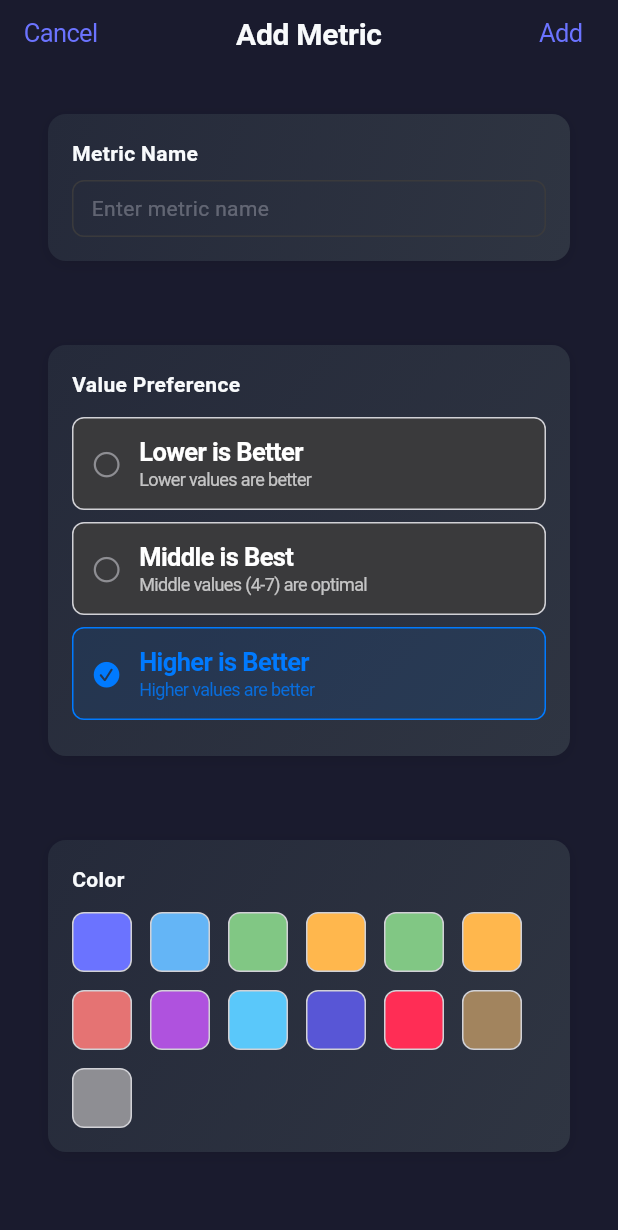
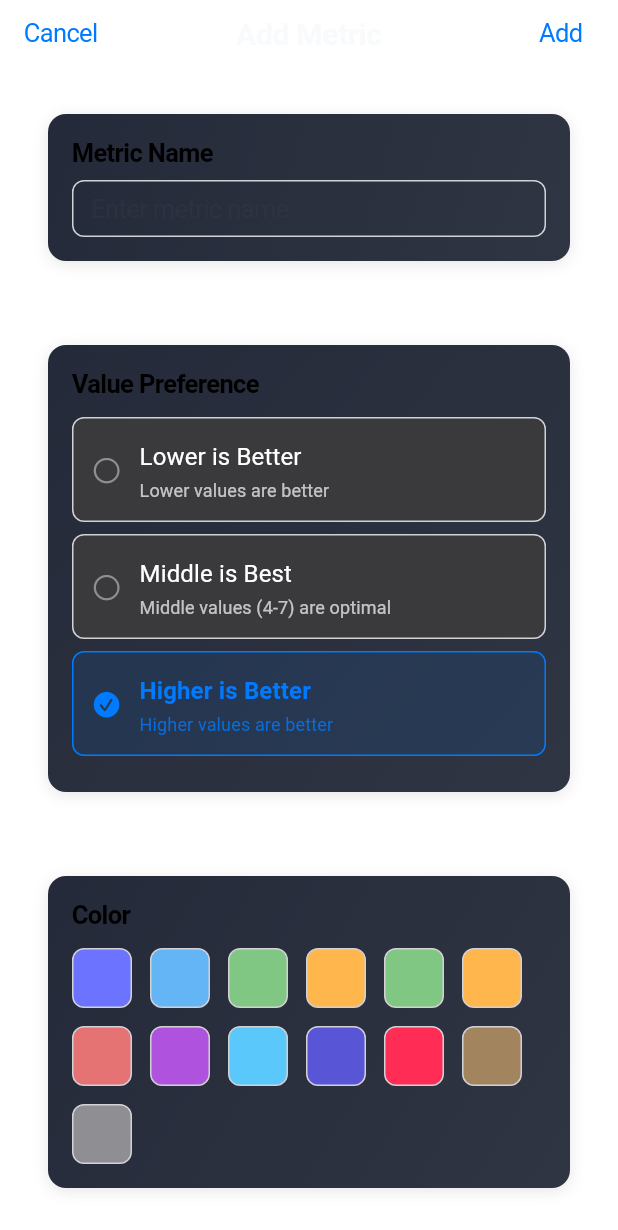
Before and after one commit to ethanp/health-notes-app, a Flutter app: the MetricEditScreen screen opened directly, on a phone screen of 412 x 824 dp. Shown: the top 1230 px of the screen. Run offline on Flutter 3.47's test engine with Material 3 defaults, Android fonts, the phone set to English and light mode, and no system bars; our stand-ins replace connectivity_plus, fl_chart, flutter_dotenv, flutter_riverpod, flutter_staggered_animations, freezed_annotation and 5 more; missing offline and left inert: stemmer; accounts and stored records are empty; generated files the repository leaves out were written again.

Commit message:
Cleanup: color scheme

```diff
--- a/lib/screens/metric_edit_screen.dart
+++ b/lib/screens/metric_edit_screen.dart
@@ -2,6 +2,7 @@ import 'package:flutter/cupertino.dart';
 import 'package:flutter_riverpod/flutter_riverpod.dart';
 import 'package:health_notes/models/check_in_metric.dart';
 import 'package:health_notes/providers/check_in_metrics_provider.dart';
+import 'package:health_notes/theme/app_theme.dart';
 import 'package:health_notes/widgets/enhanced_ui_components.dart';
 
 class MetricEditScreen extends ConsumerStatefulWidget {
@@ -115,7 +116,7 @@ class _MetricEditScreenState extends ConsumerState<MetricEditScreen> {
             ).textTheme.textStyle.copyWith(fontWeight: FontWeight.w600),
           ),
           const SizedBox(height: 12),
-          ...MetricType.values.map((type) => typeOption(type)),
+          ...MetricType.values.map(typeOption),
         ],
       ),
     );
@@ -171,26 +172,26 @@ class _MetricEditScreenState extends ConsumerState<MetricEditScreen> {
                   children: [
                     Text(
                       _getMetricTypeDisplayName(type),
-                      style: CupertinoTheme.of(context).textTheme.textStyle
-                          .copyWith(
-                            fontWeight: FontWeight.w600,
-                            color: isSelected
-                                ? CupertinoColors.systemBlue
-                                : CupertinoColors.white,
-                          ),
+                      style: isSelected
+                          ? AppTypography.bodyMediumSemiboldBlue
+                          : AppTypography.bodyMediumWhite,
                     ),
                     const SizedBox(height: 2),
                     Text(
                       type.description,
-                      style: CupertinoTheme.of(context).textTheme.textStyle
-                          .copyWith(
-                            color: isSelected
-                                ? CupertinoColors.systemBlue.withValues(
-                                    alpha: 0.8,
-                                  )
-                                : CupertinoColors.white.withValues(alpha: 0.7),
-                            fontSize: 12,
-                          ),
+                      style: isSelected
+                          ? AppTypography.bodySmall.copyWith(
+                              color: CupertinoColors.systemBlue.withValues(
+                                alpha: 0.8,
+                              ),
+                              fontSize: 12,
+                            )
+                          : AppTypography.bodySmall.copyWith(
+                              color: CupertinoColors.white.withValues(
+                                alpha: 0.7,
+                              ),
+                              fontSize: 12,
+                            ),
                     ),
                   ],
                 ),
@@ -217,9 +218,7 @@ class _MetricEditScreenState extends ConsumerState<MetricEditScreen> {
           Wrap(
             spacing: 12,
             runSpacing: 12,
-            children: MetricColorPalette.colors
-                .map((color) => colorOption(color))
-                .toList(),
+            children: MetricColorPalette.colors.map(colorOption).toList(),
           ),
         ],
       ),
@@ -270,9 +269,7 @@ class _MetricEditScreenState extends ConsumerState<MetricEditScreen> {
           Wrap(
             spacing: 12,
             runSpacing: 12,
-            children: MetricIconPalette.icons
-                .map((icon) => iconOption(icon))
-                .toList(),
+            children: MetricIconPalette.icons.map(iconOption).toList(),
           ),
         ],
       ),
--- a/lib/theme/app_theme.dart
+++ b/lib/theme/app_theme.dart
@@ -135,9 +135,70 @@ class AppTypography {
     letterSpacing: 0.1,
   );
 
-  // Hierarchical text style variations
+  // Navigation and system UI
+  static TextStyle get navTitleTextStyle => const TextStyle(
+    fontSize: 18,
+    fontWeight: FontWeight.w600,
+    color: AppColors.textPrimary,
+    height: 1.3,
+    letterSpacing: 0.1,
+  );
+
+  static TextStyle get baseTextStyle => const TextStyle(
+    fontSize: 16,
+    fontWeight: FontWeight.normal,
+    color: AppColors.textPrimary,
+    height: 1.5,
+    letterSpacing: 0.1,
+  );
+
+  // System UI color variants (commonly used)
+  static TextStyle get bodySmallSystemGrey =>
+      bodySmall.copyWith(color: CupertinoColors.systemGrey);
+
+  static TextStyle get bodyMediumSystemGrey =>
+      bodyMedium.copyWith(color: CupertinoColors.systemGrey);
+
+  static TextStyle get bodySmallSystemGreySemibold =>
+      bodySmallSystemGrey.copyWith(fontWeight: FontWeight.w600);
+
+  static TextStyle get bodyMediumSystemGreySemibold =>
+      bodyMediumSystemGrey.copyWith(fontWeight: FontWeight.w600);
+
+  // White text variants (for dark backgrounds)
+  static TextStyle get bodySmallWhite =>
+      bodySmall.copyWith(color: CupertinoColors.white);
+
+  static TextStyle get bodyMediumWhite =>
+      bodyMedium.copyWith(color: CupertinoColors.white);
+
+  static TextStyle get bodyMediumWhiteSemibold =>
+      bodyMediumWhite.copyWith(fontWeight: FontWeight.w600);
+
   static TextStyle get headlineSmallWhite =>
-      headlineSmall.copyWith(color: CupertinoColors.white, fontSize: 18);
+      headlineSmall.copyWith(color: CupertinoColors.white);
+
+  // Tertiary color variants (muted text)
+  static TextStyle get bodySmallTertiary =>
+      bodySmall.copyWith(color: AppColors.textTertiary);
+
+  static TextStyle get bodyMediumTertiary =>
+      bodyMedium.copyWith(color: AppColors.textTertiary);
+
+  // Semibold weight variants
+  static TextStyle get bodyMediumSemibold =>
+      bodyMedium.copyWith(fontWeight: FontWeight.w600);
+
+  static TextStyle get bodyMediumSemiboldBlue =>
+      bodyMediumSemibold.copyWith(color: CupertinoColors.systemBlue);
+
+  // Bold variants
+  static TextStyle get bodySmallWhiteBold =>
+      bodySmallWhite.copyWith(fontWeight: FontWeight.bold);
+
+  // Additional essential variants (commonly used)
+  static TextStyle get bodyLargeSecondary =>
+      bodyLarge.copyWith(color: AppColors.textSecondary);
 
   static TextStyle get bodyMediumPrimary =>
       bodyMedium.copyWith(color: AppColors.textPrimary);
@@ -145,65 +206,20 @@ class AppTypography {
   static TextStyle get bodySmallSecondary =>
       bodySmall.copyWith(color: AppColors.textSecondary);
 
-  static TextStyle get bodySmallTertiary =>
-      bodySmall.copyWith(color: AppColors.textTertiary);
+  static TextStyle get bodySmallPrimary =>
+      bodySmall.copyWith(color: AppColors.textPrimary);
 
   static TextStyle get labelLargePrimary =>
       labelLarge.copyWith(color: AppColors.textPrimary);
 
-  static TextStyle get bodyLargePrimary =>
-      bodyLarge.copyWith(color: AppColors.textPrimary);
-
-  static TextStyle get captionQuaternary =>
-      caption.copyWith(color: AppColors.textQuaternary);
-
-  static TextStyle get labelMediumPrimary =>
-      labelMedium.copyWith(color: AppColors.textPrimary);
-
-  static TextStyle get bodyMediumSecondary =>
-      bodyMedium.copyWith(color: AppColors.textSecondary);
-
-  static TextStyle get bodyMediumTertiary =>
-      bodyMedium.copyWith(color: AppColors.textTertiary);
-
   static TextStyle get labelMediumWhite =>
       labelMedium.copyWith(color: CupertinoColors.white);
 
-  static TextStyle get bodySmallWhite =>
-      bodySmall.copyWith(color: CupertinoColors.white);
+  static TextStyle get labelMediumSecondary =>
+      labelMedium.copyWith(color: AppColors.textSecondary);
 
-  static TextStyle get bodySmallSystemGrey =>
-      bodySmall.copyWith(color: CupertinoColors.systemGrey);
-
-  static TextStyle get bodyMediumSemibold =>
-      bodyMedium.copyWith(fontWeight: FontWeight.w600);
-
-  static TextStyle get bodySmallPrimary =>
-      bodySmall.copyWith(color: AppColors.textPrimary);
-
-  static TextStyle get bodyMediumQuaternary =>
-      bodyMedium.copyWith(color: AppColors.textQuaternary);
-
-  static TextStyle get labelSmallWhite =>
-      labelSmall.copyWith(color: CupertinoColors.white);
-
-  static TextStyle get labelLargeWhite =>
-      labelLarge.copyWith(color: CupertinoColors.white);
-
-  static TextStyle get bodySmallSystemGreySemibold =>
-      bodySmallSystemGrey.copyWith(fontWeight: FontWeight.w500);
-
-  static TextStyle get bodyMediumWhiteSemibold =>
-      bodyMediumWhite.copyWith(fontWeight: FontWeight.w600);
-
-  static TextStyle get buttonPrimaryBold =>
-      buttonPrimary.copyWith(fontWeight: FontWeight.bold);
-
-  static TextStyle get buttonPrimaryBoldSmall =>
-      buttonPrimaryBold.copyWith(fontSize: 10);
-
-  static TextStyle get bodySmallWhiteBold =>
-      bodySmallWhite.copyWith(fontWeight: FontWeight.bold);
+  static TextStyle get labelMediumSystemGreySemibold =>
+      bodyMediumSystemGrey.copyWith(fontWeight: FontWeight.w600, fontSize: 14);
 
   static TextStyle get bodySmallGreenSmall =>
       bodySmall.copyWith(color: CupertinoColors.systemGreen, fontSize: 10);
@@ -217,43 +233,33 @@ class AppTypography {
   static TextStyle get bodySmallSecondarySmall =>
       bodySmallSecondary.copyWith(fontSize: 9);
 
-  static TextStyle get bodyMediumSystemGrey =>
-      bodyMedium.copyWith(color: CupertinoColors.systemGrey);
-
-  static TextStyle get labelMediumSecondary =>
-      labelMedium.copyWith(color: AppColors.textSecondary);
-
-  static TextStyle get bodyLargeSecondary =>
-      bodyLarge.copyWith(color: AppColors.textSecondary);
-
   static TextStyle get bodyMediumPrimarySemibold => bodyMedium.copyWith(
     fontWeight: FontWeight.w600,
     color: AppColors.primary,
   );
 
-  static TextStyle get labelMediumSystemGreySemibold => labelMedium.copyWith(
-    fontWeight: FontWeight.w600,
-    color: CupertinoColors.systemGrey,
-  );
+  static TextStyle get labelLargeWhiteSemibold =>
+      bodyMediumWhite.copyWith(fontWeight: FontWeight.w600, fontSize: 16);
 
-  static TextStyle get bodyMediumWhite =>
-      bodyMedium.copyWith(color: CupertinoColors.white);
+  // Button bold variants
+  static TextStyle get buttonPrimaryBold =>
+      buttonPrimary.copyWith(fontWeight: FontWeight.bold);
 
-  static TextStyle get labelLargeWhiteSemibold =>
-      labelLargeWhite.copyWith(fontWeight: FontWeight.w600);
+  static TextStyle get buttonPrimaryBoldSmall =>
+      buttonPrimaryBold.copyWith(fontSize: 10);
 
-  static TextStyle get labelSmallSeverityColor =>
-      labelSmall.copyWith(fontWeight: FontWeight.w600);
-
-  static TextStyle get bodyMediumSemiboldBlue =>
-      bodyMediumSemibold.copyWith(color: CupertinoColors.systemBlue);
-
-  // Additional styles that were referenced but not in the original hierarchy
+  // Additional hierarchy variants
   static TextStyle get headlineSmallPrimary =>
       headlineSmall.copyWith(color: AppColors.textPrimary);
 
-  static TextStyle get bodyMediumSystemGreySemibold =>
-      bodyMediumSystemGrey.copyWith(fontWeight: FontWeight.w500);
+  static TextStyle get bodyLargePrimary =>
+      bodyLarge.copyWith(color: AppColors.textPrimary);
+
+  static TextStyle get bodyMediumSecondary =>
+      bodyMedium.copyWith(color: AppColors.textSecondary);
+
+  static TextStyle get captionQuaternary =>
+      caption.copyWith(color: AppColors.textQuaternary);
 }
 
 /// Spacing system for consistent layout
```
Also changed, not shown: lib/main.dart (+0 -14 lines), lib/screens/check_in_form.dart (+4 -6 lines), lib/screens/metrics_management_screen.dart (+5 -7 lines), lib/screens/symptom_trends_screen.dart (+1 -6 lines), lib/widgets/activity_calendar.dart (+4 -4 lines), lib/widgets/sync_status_widget.dart (+2 -6 lines).
